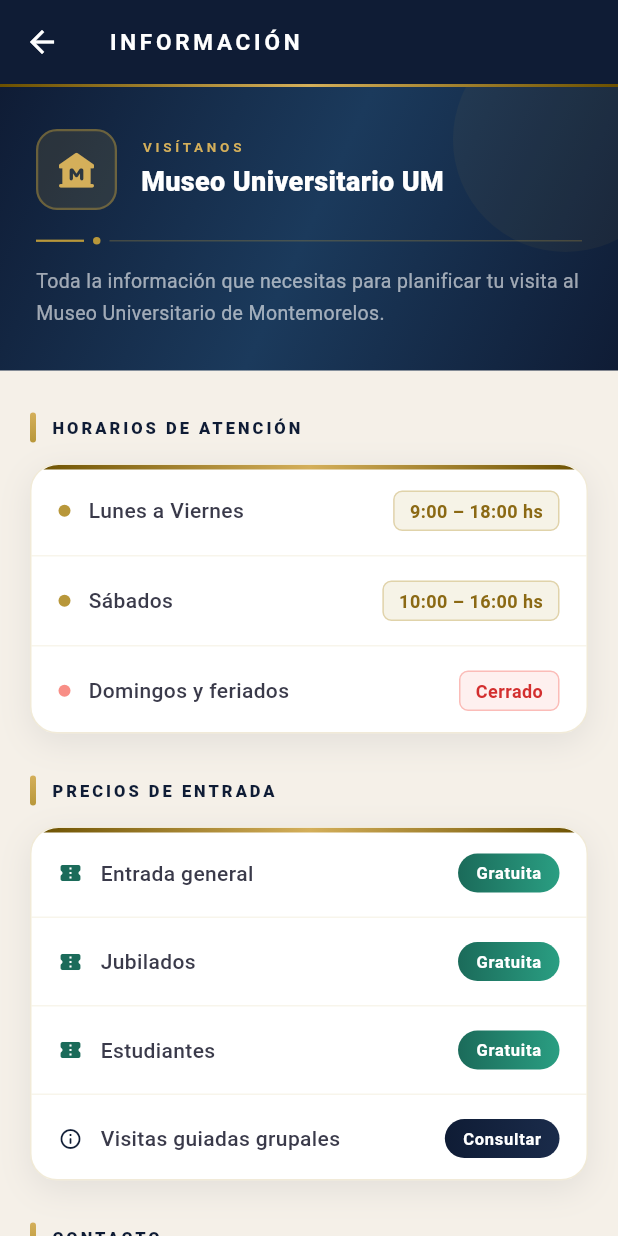
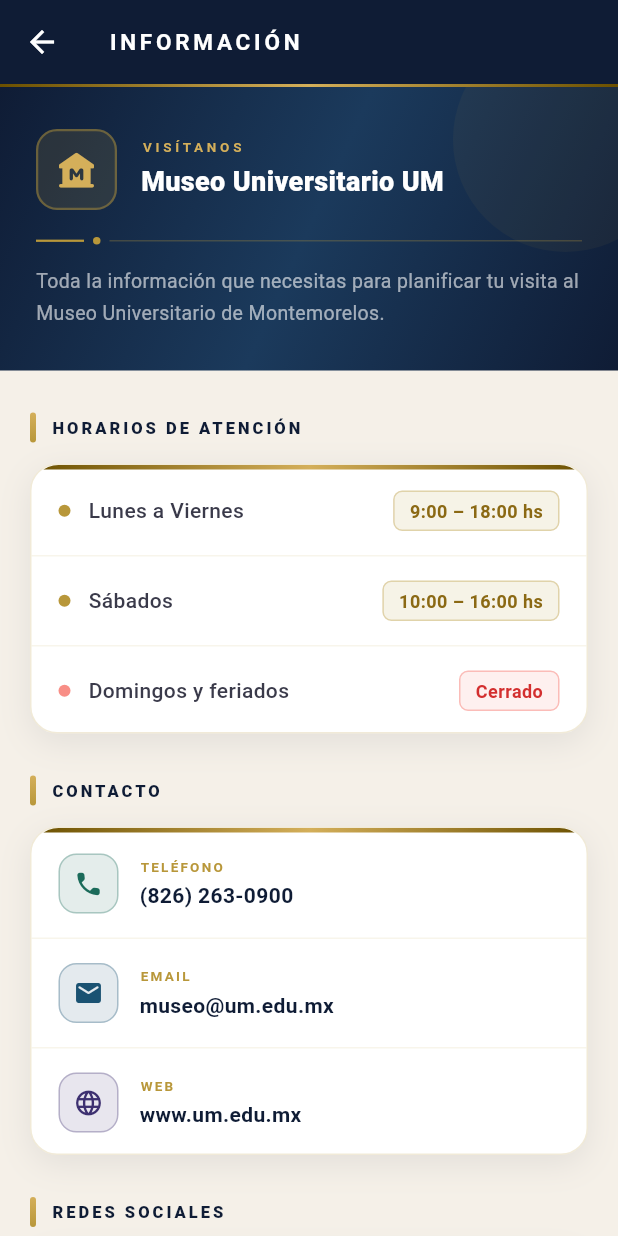
Before and after one commit to davit009/Museo_UM, a Flutter app: the InformacionScreen screen opened directly, on a phone screen of 412 x 824 dp. Run offline on Flutter 3.47's test engine with Material 3 defaults, Android fonts, the phone set to English and light mode, and no system bars; our stand-ins replace firebase_core, firebase_messaging, flutter_map, image_picker, latlong2, supabase_flutter; accounts and stored records are empty; network calls fail; project files that could hold a hidden picture were left out.

Commit message:
refactor: remove precios section from InformacionScreen
Co-authored-by: Copilot <copilot@github.com>

```diff
--- a/lib/features/museum/screens/informacion_screen.dart
+++ b/lib/features/museum/screens/informacion_screen.dart
@@ -84,11 +84,6 @@ class _InformacionScreenState extends State<InformacionScreen> {
                   _SectionLabel(label: 'HORARIOS DE ATENCIÓN'),
                   const SizedBox(height: 14),
                   _HorariosCard(data: _data),
-                  const SizedBox(height: 28),
-
-                  _SectionLabel(label: 'PRECIOS DE ENTRADA'),
-                  const SizedBox(height: 14),
-                  _PreciosCard(data: _data),
                   const SizedBox(height: 28),
 
                   _SectionLabel(label: 'CONTACTO'),
@@ -377,95 +372,6 @@ class _HorariosCard extends StatelessWidget {
   }
 }
 
-// ── Precios ───────────────────────────────────────────────────────────────────
-class _PreciosCard extends StatelessWidget {
-  final Map<String, dynamic> data;
-  const _PreciosCard({required this.data});
-
-  String _v(String key, String fb) => ContentService.str(data, key, fb);
-
-  List<(String, String, bool)> get _precios {
-    bool isGratis(String v) => v.toLowerCase().contains('gratu');
-    return [
-      ('Entrada general', _v('precio_general', 'Gratuita'), isGratis(_v('precio_general', 'Gratuita'))),
-      ('Jubilados', _v('precio_jubilados', 'Gratuita'), isGratis(_v('precio_jubilados', 'Gratuita'))),
-      ('Estudiantes', _v('precio_estudiantes', 'Gratuita'), isGratis(_v('precio_estudiantes', 'Gratuita'))),
-      ('Visitas guiadas grupales', _v('precio_grupos', 'Consultar'), false),
-    ];
-  }
-
-  @override
-  Widget build(BuildContext context) {
-    return _BaseCard(
-      child: Column(
-        children: [
-          Container(
-            height: 3,
-            decoration: const BoxDecoration(
-              gradient: LinearGradient(
-                colors: [Color(0xFF6B5000), Color(0xFFD4AF5A), Color(0xFF6B5000)],
-              ),
-            ),
-          ),
-          ...List.generate(_precios.length, (i) {
-            final (cat, precio, gratuita) = _precios[i];
-            return Column(
-              children: [
-                Padding(
-                  padding: const EdgeInsets.symmetric(horizontal: 18, vertical: 14),
-                  child: Row(
-                    children: [
-                      Icon(
-                        gratuita ? Icons.confirmation_num_rounded : Icons.info_outline_rounded,
-                        size: 16,
-                        color: gratuita ? const Color(0xFF1B6B5A) : const Color(0xFF0F1C35),
-                      ),
-                      const SizedBox(width: 12),
-                      Expanded(
-                        child: Text(
-                          cat,
-                          style: const TextStyle(
-                            fontSize: 14,
-                            color: Color(0xFF3A3A4A),
-                            fontWeight: FontWeight.w500,
-                          ),
-                        ),
-                      ),
-                      Container(
-                        padding: const EdgeInsets.symmetric(horizontal: 12, vertical: 5),
-                        decoration: BoxDecoration(
-                          gradient: gratuita
-                              ? const LinearGradient(
-                                  colors: [Color(0xFF1B6B5A), Color(0xFF2A9E82)],
-                                )
-                              : const LinearGradient(
-                                  colors: [Color(0xFF0F1C35), Color(0xFF1A2B4A)],
-                                ),
-                          borderRadius: BorderRadius.circular(20),
-                        ),
-                        child: Text(
-                          precio,
-                          style: const TextStyle(
-                            color: Colors.white,
-                            fontSize: 11,
-                            fontWeight: FontWeight.w700,
-                            letterSpacing: 0.5,
-                          ),
-                        ),
-                      ),
-                    ],
-                  ),
-                ),
-                if (i < _precios.length - 1) _CardDivider(),
-              ],
-            );
-          }),
-        ],
-      ),
-    );
-  }
-}
-
 
 // ── Contacto ──────────────────────────────────────────────────────────────────
 class _ContactoCard extends StatelessWidget {
```
